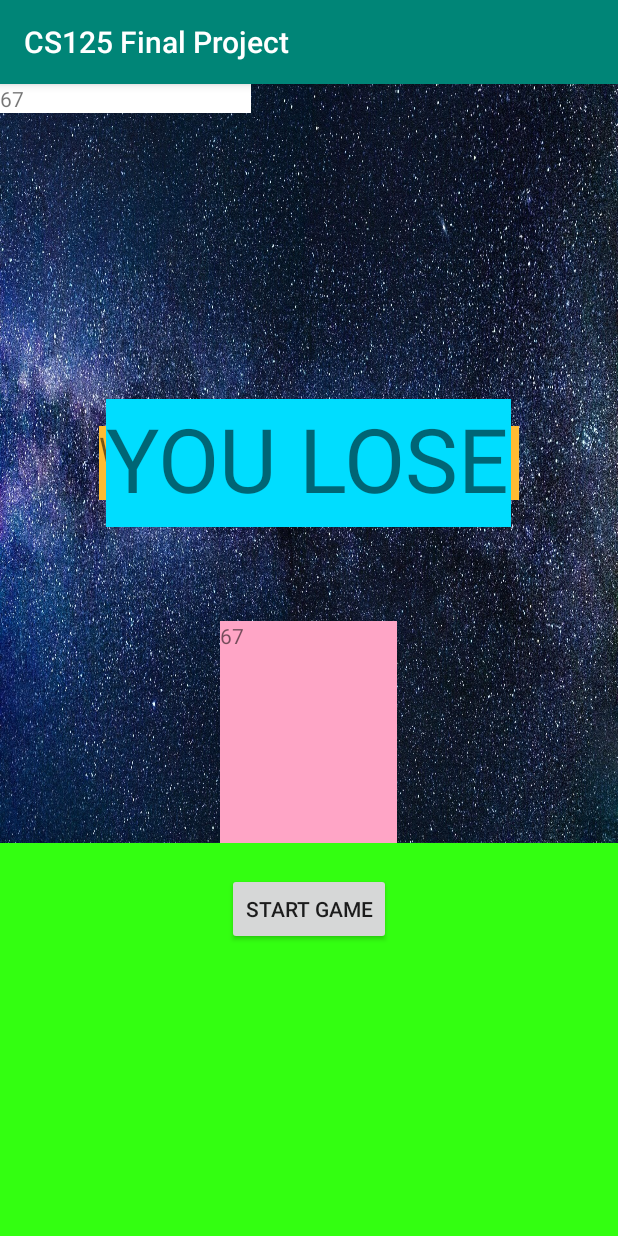
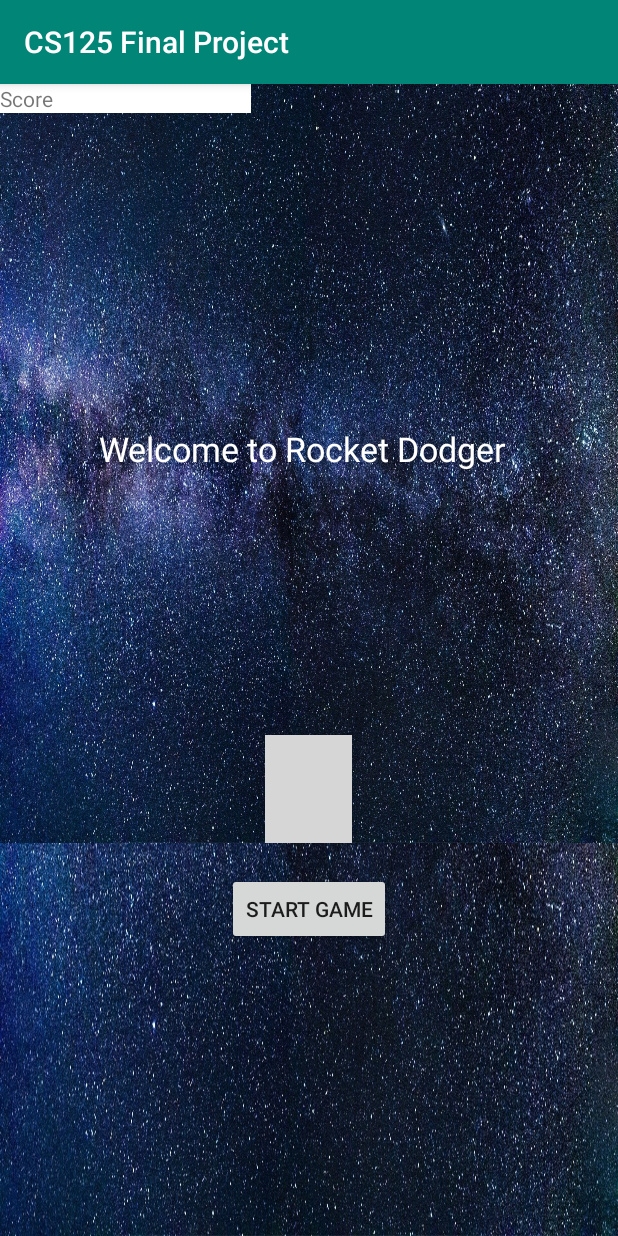
Before and after one commit to anshb49/Asteroids-Android-App, an Android app: the screen it shows after launch (MainActivity), on a phone screen of 412 x 824 dp. Run offline under Robolectric (Android 15) with nearby library versions, the phone set to English and light mode, and no system bars; grey boxes are pictures that could not be loaded.

Commit message:
Rocket moves left and right. Start button and label disappear when start is clicked. Move buttons only show after start is clicked.. background of space. Multiple Asteroids moving

```diff
--- a/app/src/main/java/com/example/cs125finalproject/MainActivity.java
+++ b/app/src/main/java/com/example/cs125finalproject/MainActivity.java
@@ -2,10 +2,12 @@ package com.example.cs125finalproject;
 
 import androidx.appcompat.app.AppCompatActivity;
 
+import android.app.Activity;
 import android.graphics.Point;
 import android.graphics.Rect;
 import android.graphics.drawable.Drawable;
 import android.media.Image;
+import android.media.MediaPlayer;
 import android.os.Bundle;
 import android.os.Handler;
 import android.util.Log;
@@ -24,8 +26,6 @@ import java.util.TimerTask;
 
 public class MainActivity extends AppCompatActivity {
 
-
-
     private ImageView box;
 
     private FrameLayout frame;
@@ -41,7 +41,6 @@ public class MainActivity extends AppCompatActivity {
     private Timer timer = new Timer();
 
     private Handler handler = new Handler();
-
 
     private int screenWidth;
     private int screenHeight;
@@ -78,8 +77,6 @@ public class MainActivity extends AppCompatActivity {
         asteroid3 = (ImageView)findViewById(R.id.asteroidPic3);
         asteroid4 = (ImageView)findViewById(R.id.asteroidPic4);
 
-
-
         //screen size
         WindowManager window = getWindowManager();
         Display display = window.getDefaultDisplay();
@@ -102,31 +99,17 @@ public class MainActivity extends AppCompatActivity {
         asteroid4.setY(screenHeight + 300.0f);
 
 
-        timer.schedule(new TimerTask() {
-            @Override
-            public void run() {
-                handler.post(new Runnable() {
-                    @Override
-                    public void run() {
-                        moveTheAsteroid();
-                    }
-                });
-            }
-        }, 0, 40);
-
         TextView finalS = findViewById(R.id.finalScore);
         finalS.setVisibility(View.INVISIBLE);
 
-
-
+        TextView scoreD = findViewById(R.id.descriptionScore);
+        scoreD.setVisibility(View.INVISIBLE);
 
         TextView loseLabel = findViewById(R.id.loseLabel);
         loseLabel.setVisibility(View.INVISIBLE);
 
-
         Button startbutton = findViewById(R.id.startButton);
         TextView welcome = findViewById(R.id.welcomeLabel);
-
 
         Button moveLeft = findViewById(R.id.leftBtn);
         Button moveRight = findViewById(R.id.rightBtn);
@@ -138,19 +121,11 @@ public class MainActivity extends AppCompatActivity {
         asteroid3.setVisibility(View.INVISIBLE);
         asteroid4.setVisibility(View.INVISIBLE);
 
-
         box = findViewById(R.id.box);
         frame = findViewById(R.id.frame);
         rocket = getResources().getDrawable(R.drawable.rocketpic);
 
-
-
-
-
         final ImageView boxImage = findViewById(R.id.box);
-
-
-
 
         //Start Game
         startbutton.setOnClickListener(v -> {
@@ -159,11 +134,22 @@ public class MainActivity extends AppCompatActivity {
             moveLeft.setVisibility(View.VISIBLE);
             moveRight.setVisibility(View.VISIBLE);
 
-
             asteroid.setVisibility(View.VISIBLE);
             asteroid2.setVisibility(View.VISIBLE);
             asteroid3.setVisibility(View.VISIBLE);
             asteroid4.setVisibility(View.VISIBLE);
+
+            timer.schedule(new TimerTask() {
+                @Override
+                public void run() {
+                    handler.post(new Runnable() {
+                        @Override
+                        public void run() {
+                            moveTheAsteroid();
+                        }
+                    });
+                }
+            }, 0, 25);
 
             moveLeft.setOnClickListener(a -> {
                 moveRocketLeft();
@@ -175,21 +161,11 @@ public class MainActivity extends AppCompatActivity {
 
             });
 
-
-            //moveTheAsteroid();
-
-
         });
-
-
-
-
 
     }
 
     public void moveTheAsteroid() {
-
-
 
         //Asteroid Movement
         asteroidY = asteroidY + 10;
@@ -228,16 +204,12 @@ public class MainActivity extends AppCompatActivity {
         asteroid4.setX(asteroidX4);
         asteroid4.setY(asteroidY4);
 
-
-
-
         checkIfHit();
-
-
 
     }
 
     public void checkIfHit() {
+        final MediaPlayer explosionSound = MediaPlayer.create(this, R.raw.explosion);
 
         //Intersection Check
         Rect boxRect = new Rect();
@@ -274,13 +246,27 @@ public class MainActivity extends AppCompatActivity {
             TextView loseLabel = findViewById(R.id.loseLabel);
             loseLabel.setVisibility(View.VISIBLE);
 
+            TextView sc = findViewById(R.id.score);
+            sc.setVisibility(View.INVISIBLE);
+
+            TextView scoreD = findViewById(R.id.descriptionScore);
+            scoreD.setVisibility(View.VISIBLE);
+
             int finalScore = score;
             TextView finalS = findViewById(R.id.finalScore);
             finalS.setText(Integer.toString(finalScore));
             finalS.setVisibility(View.VISIBLE);
+
+            Button startAgain = findViewById(R.id.startButton);
+            startAgain.setVisibility(View.VISIBLE);
+
+            startAgain.setOnClickListener(a -> {
+                this.recreate();
+
+            });
+
+            explosionSound.start();
             return;
-
-
 
         } else {
 
@@ -294,55 +280,24 @@ public class MainActivity extends AppCompatActivity {
 
     public void moveRocketLeft() {
 
-        //System.out.println("move left");
-
-
-
         boxX = box.getX();
-
-
 
         boxX = boxX - 60;
 
         box.setX(boxX);
         box.setImageDrawable(rocket);
 
-
     }
 
     public void moveRocketRight() {
-        //System.out.println("move right");
-
 
         boxX = box.getX();
-
 
         boxX = boxX + 60;
 
         box.setX(boxX);
         box.setImageDrawable(rocket);
 
-
-
     }
 
-    /*
-    public void startTimer() {
-
-        //TextView timer = findViewById(R.id.scoreID);
-        TextView timer = (TextView)findViewById(R.id.scoreID);
-        //timer.setText("Text to set");
-        try {
-            Thread.sleep(1000);
-            score++;
-            timer.setText(Integer.toString(score));
-
-        } catch (InterruptedException e) {
-            e.printStackTrace();
-        }
-
-    }
-    */
-
-
 }
--- a/app/src/main/res/layout/activity_main.xml
+++ b/app/src/main/res/layout/activity_main.xml
@@ -5,8 +5,8 @@
     android:layout_width="match_parent"
     android:layout_height="match_parent"
     tools:context=".MainActivity"
+    android:background="@drawable/spaceback"
     android:gravity="center_horizontal"
-    android:background="#f3f1"
     android:orientation="vertical">
 
     <FrameLayout
@@ -20,7 +20,8 @@
             android:layout_width="280dp"
             android:layout_height="49dp"
             android:layout_gravity="center"
-            android:background="@android:color/holo_orange_light"
+            android:textColor="#ffff"
+            android:background="@android:color/transparent"
             android:text="Welcome to Rocket Dodger"
             app:autoSizeTextType="uniform" />
 
@@ -79,17 +80,30 @@
             android:layout_width="270dp"
             android:layout_height="85dp"
             android:layout_gravity="center"
-            android:background="@android:color/holo_blue_bright"
+            android:background="@android:color/transparent"
             android:text="YOU LOSE"
+            android:textColor="#ffff"
             app:autoSizeTextType="uniform" />
 
         <TextView
             android:id="@+id/finalScore"
             android:layout_width="118dp"
-            android:layout_height="148dp"
+            android:layout_height="42dp"
             android:layout_gravity="bottom|center|center_horizontal"
-            android:background="@color/colorAccent"
-            android:text="TextView" />
+            android:background="@android:color/transparent"
+            android:text="TextView"
+            android:textColor="#ffff"
+            app:autoSizeTextType="uniform" />
+
+        <TextView
+            android:id="@+id/descriptionScore"
+            android:layout_width="148dp"
+            android:layout_height="42dp"
+            android:layout_gravity="bottom"
+            android:background="@android:color/transparent"
+            android:text="Your Score:"
+            android:textColor="#ffff"
+            app:autoSizeTextType="uniform" />
 
     </FrameLayout>
 
```
Also changed, not shown: 2 other files.
